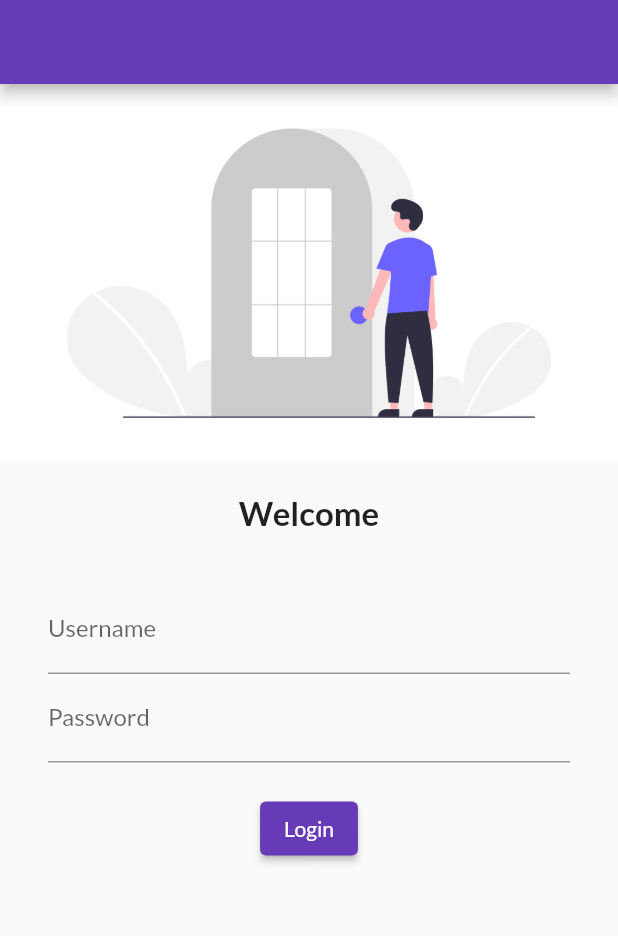
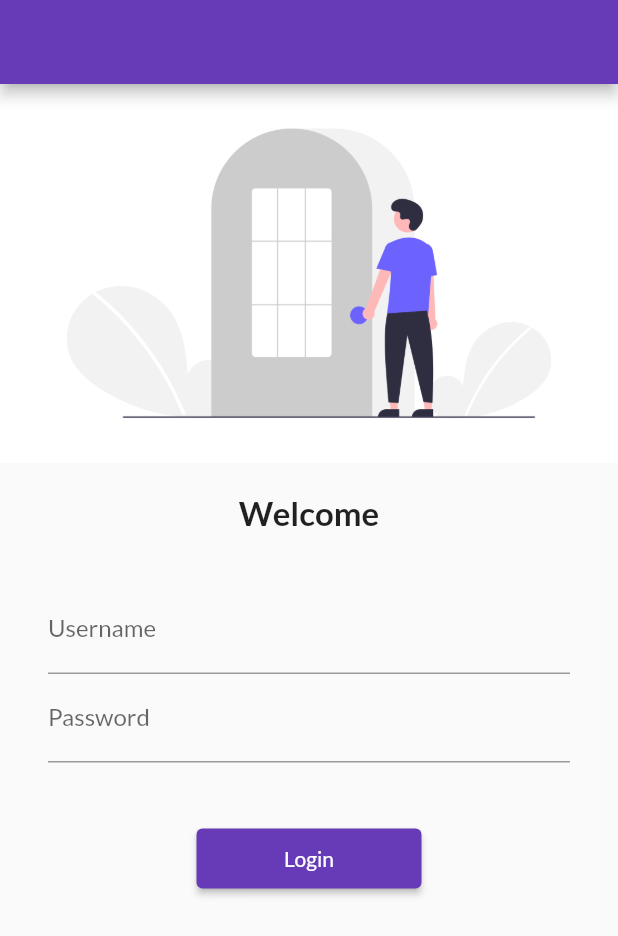
Before and after one commit to Ramitrajranjan/Flutter_30, a Flutter app: the screen it shows after launch, on a phone screen of 412 x 824 dp. Shown: the top 936 px of the screen. Run offline on Flutter 3.47's test engine with Material 2 defaults, Android fonts, the phone set to English and light mode, and no system bars; our stand-ins replace google_fonts.

Commit message:
Day5 completed

```diff
--- a/lib/main.dart
+++ b/lib/main.dart
@@ -1,6 +1,7 @@
 import 'package:flutter/material.dart';
 import 'package:flutter_application_1/pages/homepage.dart';
 import 'package:flutter_application_1/pages/loginpage.dart';
+import 'package:flutter_application_1/utils/routes.dart';
 import 'package:google_fonts/google_fonts.dart';
 
 void main(){
@@ -20,13 +21,15 @@ class MyApp extends StatelessWidget {
                         fontFamily: GoogleFonts.lato().fontFamily,
                         primaryTextTheme: GoogleFonts.latoTextTheme(),
             ),
+            // debugShowCheckedModeBanner: false,
             darkTheme: ThemeData(
                         brightness: Brightness.dark,
             ),
             // initialRoute: "/home",
             routes: {
               "/":(context) =>  const LoginPage(),
-              "/home":(context) => const HomePage(),
+              MyRoutes.homeRoute:(context) => const HomePage(),
+              MyRoutes.loginRoute:(context) => const LoginPage(),
             },
         );
   }
--- a/lib/pages/loginpage.dart
+++ b/lib/pages/loginpage.dart
@@ -1,4 +1,5 @@
 import 'package:flutter/material.dart';
+import 'package:flutter_application_1/utils/routes.dart';
 
 class LoginPage extends StatelessWidget {
   const LoginPage({super.key});
@@ -8,8 +9,9 @@ class LoginPage extends StatelessWidget {
     return Scaffold(
       appBar: AppBar(),
       // color: Colors.white,
-      body:   Column(
-        children:[ Image.asset("assets/images/Login_img.png",fit: BoxFit.cover),
+      body:   SingleChildScrollView(
+        child: Column(
+          children:[ Image.asset("assets/images/Login_img.png",fit: BoxFit.cover,),
           const SizedBox(height: 20.0,),
           const Text("Welcome",style: TextStyle(
                                                 fontSize:22,
@@ -29,17 +31,19 @@ class LoginPage extends StatelessWidget {
                                       hintText:"Enter Password",
                                       labelText: "Password",),
                                       ),
-                      const SizedBox(height: 20.0,),
+                        const SizedBox(height: 40.0,),
                         ElevatedButton(
-                        child: Text("Login"),
-                        style: TextButton.styleFrom(),
+                          style: TextButton.styleFrom(minimumSize: const Size(150,40)),
                           onPressed: () {
-                          print("hello");
-                        },)
+                            Navigator.pushNamed(context,MyRoutes.homeRoute);
+                          },
+                          child: const Text("Login"),
+                          )
                     ],
                   ),
               )
             ],
+          ),
       )
 
 
--- /dev/null
+++ b/lib/utils/routes.dart
@@ -0,0 +1,5 @@
+class MyRoutes{
+  static String loginRoute="/login";
+  static String homeRoute="/home";
+
+}
```
Lines whose indentation alone changed are shown as unchanged.
